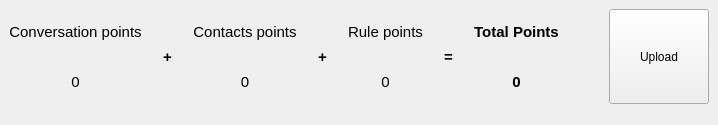
This is src/chatbot/front-end/scorewidget.ui in lvklabs/chatbot as Qt 5 draws it before an edit. The edited form follows.
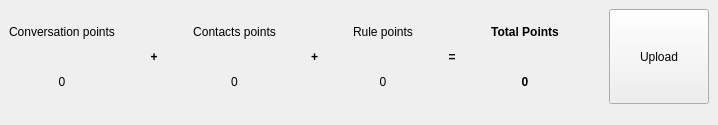
This is the edited form. Icons and pictures are not drawn.

```diff
--- a/src/chatbot/front-end/scorewidget.ui
+++ b/src/chatbot/front-end/scorewidget.ui
@@ -39,7 +39,6 @@
     <widget class="QLabel" name="convPointsLabel">
      <property name="font">
       <font>
-       <pointsize>11</pointsize>
        <weight>50</weight>
        <bold>false</bold>
       </font>
@@ -59,7 +58,6 @@
     <widget class="QLabel" name="convPointsValue">
      <property name="font">
       <font>
-       <pointsize>11</pointsize>
        <weight>50</weight>
        <bold>false</bold>
       </font>
@@ -76,7 +74,6 @@
     <widget class="QLabel" name="labelPlus2">
      <property name="font">
       <font>
-       <pointsize>11</pointsize>
        <weight>75</weight>
        <bold>true</bold>
       </font>
@@ -93,7 +90,6 @@
     <widget class="QLabel" name="labelEq">
      <property name="font">
       <font>
-       <pointsize>11</pointsize>
        <weight>75</weight>
        <bold>true</bold>
       </font>
@@ -110,7 +106,6 @@
     <widget class="QLabel" name="totalPointsLabel">
      <property name="font">
       <font>
-       <pointsize>11</pointsize>
        <weight>75</weight>
        <bold>true</bold>
       </font>
@@ -130,7 +125,6 @@
     <widget class="QLabel" name="totalPointsValue">
      <property name="font">
       <font>
-       <pointsize>11</pointsize>
        <weight>75</weight>
        <bold>true</bold>
       </font>
@@ -163,7 +157,6 @@
     <widget class="QLabel" name="rulePointsLabel">
      <property name="font">
       <font>
-       <pointsize>11</pointsize>
        <weight>50</weight>
        <bold>false</bold>
       </font>
@@ -183,7 +176,6 @@
     <widget class="QLabel" name="contactsPointsLabel">
      <property name="font">
       <font>
-       <pointsize>11</pointsize>
        <weight>50</weight>
        <bold>false</bold>
       </font>
@@ -203,7 +195,6 @@
     <widget class="QLabel" name="contactsPointsValue">
      <property name="font">
       <font>
-       <pointsize>11</pointsize>
        <weight>50</weight>
        <bold>false</bold>
       </font>
@@ -220,7 +211,6 @@
     <widget class="QLabel" name="labelPlus1">
      <property name="font">
       <font>
-       <pointsize>11</pointsize>
        <weight>75</weight>
        <bold>true</bold>
       </font>
@@ -237,7 +227,6 @@
     <widget class="QLabel" name="rulePointsValue">
      <property name="font">
       <font>
-       <pointsize>11</pointsize>
        <weight>50</weight>
        <bold>false</bold>
       </font>
```
